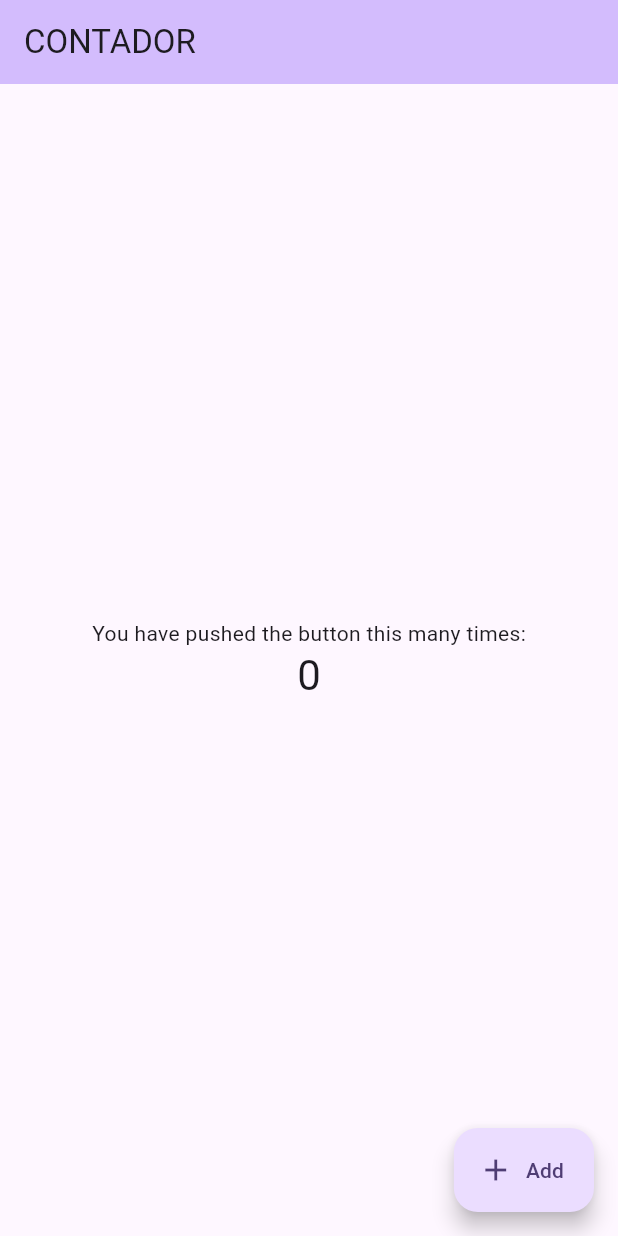
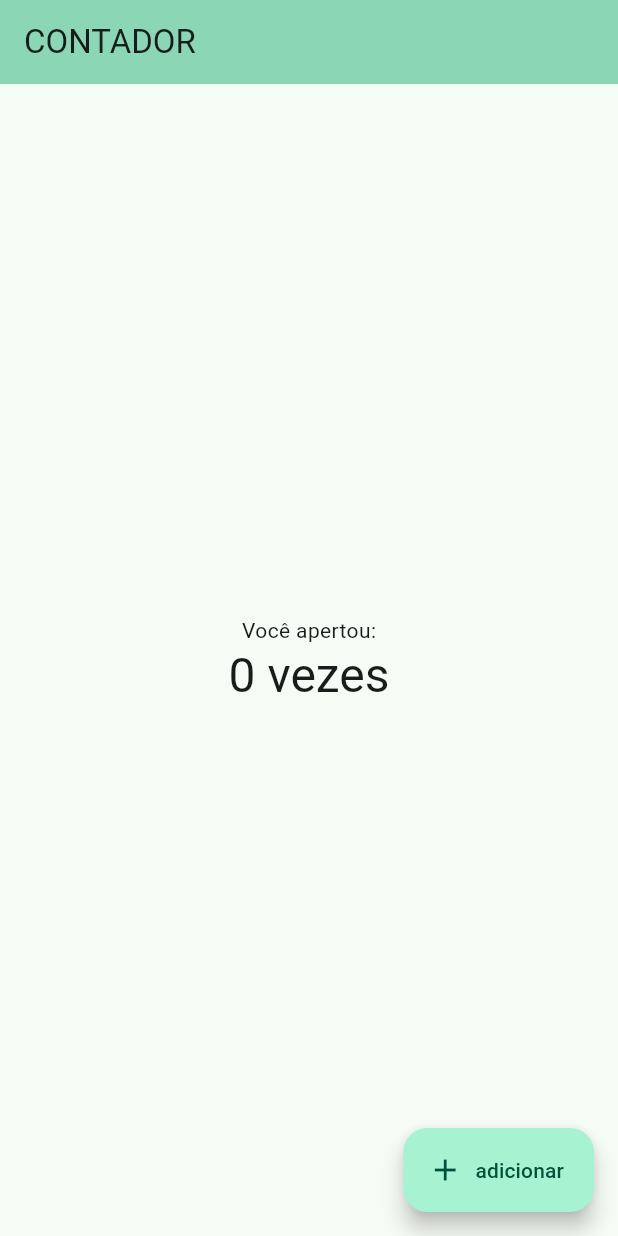
Before and after one commit to igor3118/treinamento-dart, a Flutter app: the screen it shows after launch, on a phone screen of 412 x 824 dp. Run offline on Flutter 3.47's test engine with Material 2 defaults, Android fonts, the phone set to English and light mode, and no system bars.

Commit message:
modificar idioma

```diff
--- a/lib/main.dart
+++ b/lib/main.dart
@@ -11,7 +11,7 @@ class MyApp extends StatelessWidget {
   @override
   Widget build(BuildContext context) {
     return MaterialApp(
-      title: 'Flutter Demo',
+      title: 'Botão adicionar',
       theme: ThemeData(
         // This is the theme of your application.
         //
@@ -28,7 +28,8 @@ class MyApp extends StatelessWidget {
         //
         // This works for code too, not just values: Most code changes can be
         // tested with just a hot reload.
-        colorScheme: ColorScheme.fromSeed(seedColor: Colors.deepPurple),
+        colorScheme: ColorScheme.fromSeed(
+            seedColor: const Color.fromARGB(255, 58, 183, 141)),
         useMaterial3: true,
       ),
       home: const MyHomePage(title: 'CONTADOR'),
@@ -38,16 +39,6 @@ class MyApp extends StatelessWidget {
 
 class MyHomePage extends StatefulWidget {
   const MyHomePage({super.key, required this.title});
-
-  // This widget is the home page of your application. It is stateful, meaning
-  // that it has a State object (defined below) that contains fields that affect
-  // how it looks.
-
-  // This class is the configuration for the state. It holds the values (in this
-  // case the title) provided by the parent (in this case the App widget) and
-  // used by the build method of the State. Fields in a Widget subclass are
-  // always marked "final".
-
   final String title;
 
   @override
@@ -59,11 +50,6 @@ class _MyHomePageState extends State<MyHomePage> {
 
   void _incrementCounter() {
     setState(() {
-      // This call to setState tells the Flutter framework that something has
-      // changed in this State, which causes it to rerun the build method below
-      // so that the display can reflect the updated values. If we changed
-      // _counter without calling setState(), then the build method would not be
-      // called again, and so nothing would appear to happen.
       _counter++;
     });
   }
@@ -80,11 +66,11 @@ class _MyHomePageState extends State<MyHomePage> {
             mainAxisAlignment: MainAxisAlignment.center,
             children: <Widget>[
               const Text(
-                'You have pushed the button this many times:',
+                'Você apertou:',
               ),
               Text(
-                '$_counter',
-                style: Theme.of(context).textTheme.headlineMedium,
+                '$_counter vezes',
+                style: Theme.of(context).textTheme.headlineLarge,
               ),
             ],
           ),
@@ -92,7 +78,7 @@ class _MyHomePageState extends State<MyHomePage> {
         floatingActionButton: FloatingActionButton.extended(
             onPressed: _incrementCounter,
             tooltip: 'Increment',
-            label: const Text('Add'),
+            label: const Text('adicionar'),
             icon: const Icon(Icons.add)
             // This trailing comma makes auto-formatting nicer for build methods.
             ));
```
